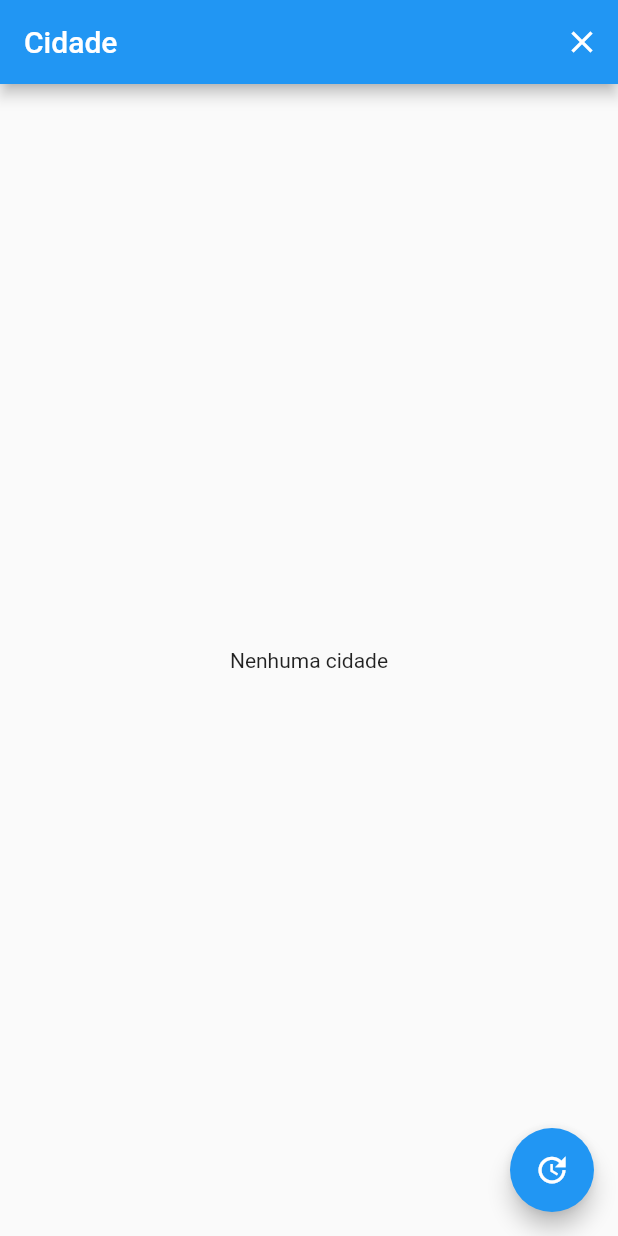
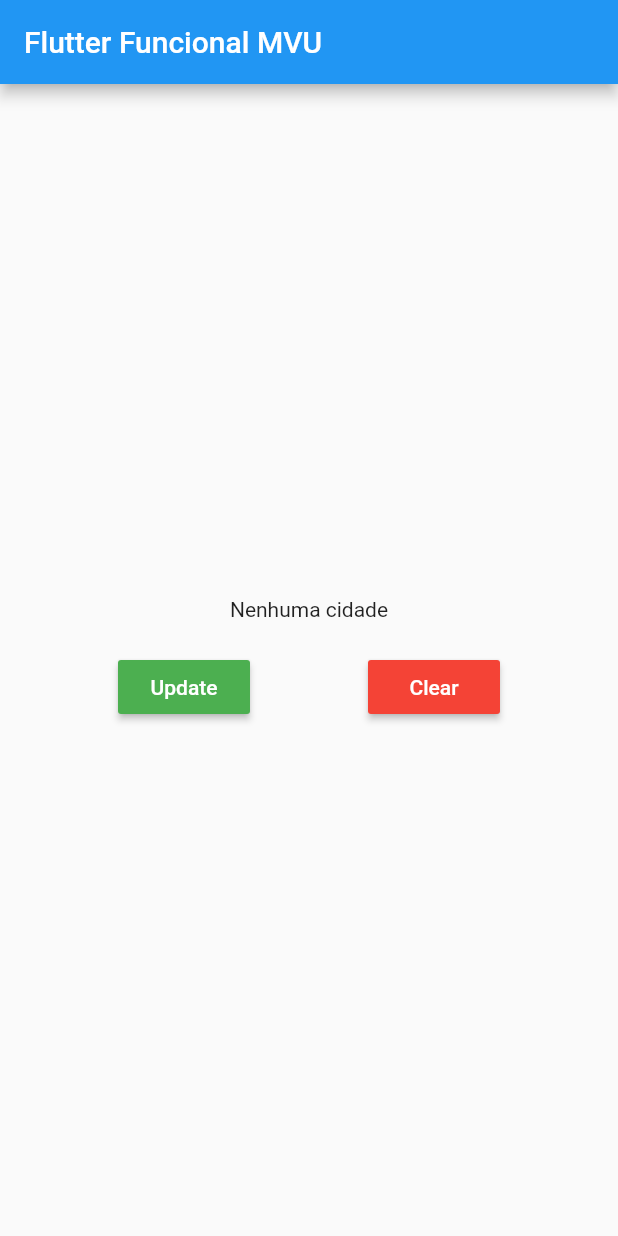
Before and after one commit to ejrgeek/dart-flutter-funcional, a Flutter app: the screen it shows after launch, on a phone screen of 412 x 824 dp. Run offline on Flutter 3.47's test engine with Material 2 defaults, Android fonts, the phone set to English and light mode, and no system bars.

Commit message:
outro direto na master, agora mudando interface do app

```diff
--- a/lib/update/update_view.dart
+++ b/lib/update/update_view.dart
@@ -14,4 +14,5 @@ class UpdateView {
   void clearCep(Future getLocality(), Function clear) async {
     clear(() => CepModel('Nenhuma cidade', false));
   }
+
 }
--- a/lib/view/locality_page.dart
+++ b/lib/view/locality_page.dart
@@ -7,28 +7,40 @@ class LocalityPage {
       //
       appBar: AppBar(
         title: Text(title),
-        actions: <Widget>[
-          IconButton(
-            onPressed: clear,
-            icon: Icon(Icons.clear),)
-        ],
       ),
       //
       body: Center(
         child: Column(
           mainAxisAlignment: MainAxisAlignment.center,
           children: <Widget>[
+            //
             model.loading
             ? CircularProgressIndicator()
-            : Text(model.locality)
+            : Text(model.locality),
+            //
+            SizedBox(height: 20,),
+            //
+            Row(
+              mainAxisAlignment: MainAxisAlignment.spaceEvenly,
+              children: <Widget>[
+                //
+                RaisedButton(
+                  onPressed: update,
+                  child: Text('Update', style: TextStyle(color: Colors.white),),
+                  color: Colors.green,
+                ),
+                //
+                RaisedButton(
+                  onPressed: clear,
+                  child: Text('Clear', style: TextStyle(color: Colors.white),),
+                  color: Colors.red,
+                ),
+                //
+              ],
+            )
+            //
           ]
         ),
-      ),
-      //
-      floatingActionButton: FloatingActionButton(
-        onPressed: update,
-        tooltip: 'Atualizar',
-        child: Icon(Icons.update),
       ),
     );
   }
--- a/lib/view/locality_view.dart
+++ b/lib/view/locality_view.dart
@@ -14,10 +14,10 @@ class _LocalityViewState extends State<LocalityView> {
 
   UpdateView updateView = UpdateView();
 
-
   void updateModel(Function update) => setState(() {
     model = update();
   });
+
   void clearModel(Function clear) => setState(() {
     model = clear();
   });
@@ -26,9 +26,11 @@ class _LocalityViewState extends State<LocalityView> {
   Widget build(BuildContext context) {
     return LocalityPage.buildPage(
       context,
-        'Cidade',
+      'Flutter Funcional MVU',
       () => updateView.updateCep(cep.getLocality, (function) => updateModel(function)),
       () => updateView.clearCep(cep.getLocality, (function) => clearModel(function)),
-        model);
+      model,
+    );
   }
+
 }
```
Lines whose indentation alone changed are shown as unchanged.
